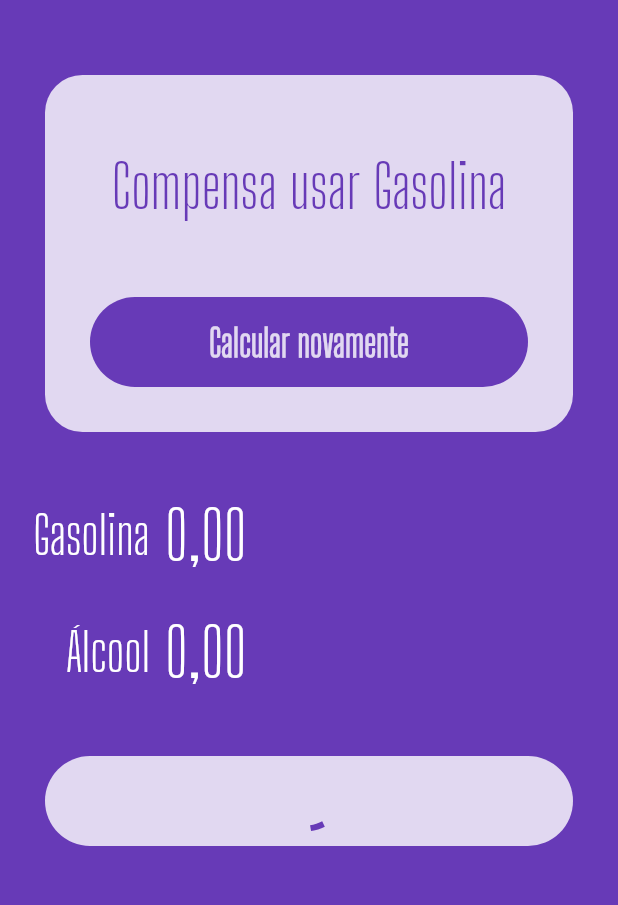
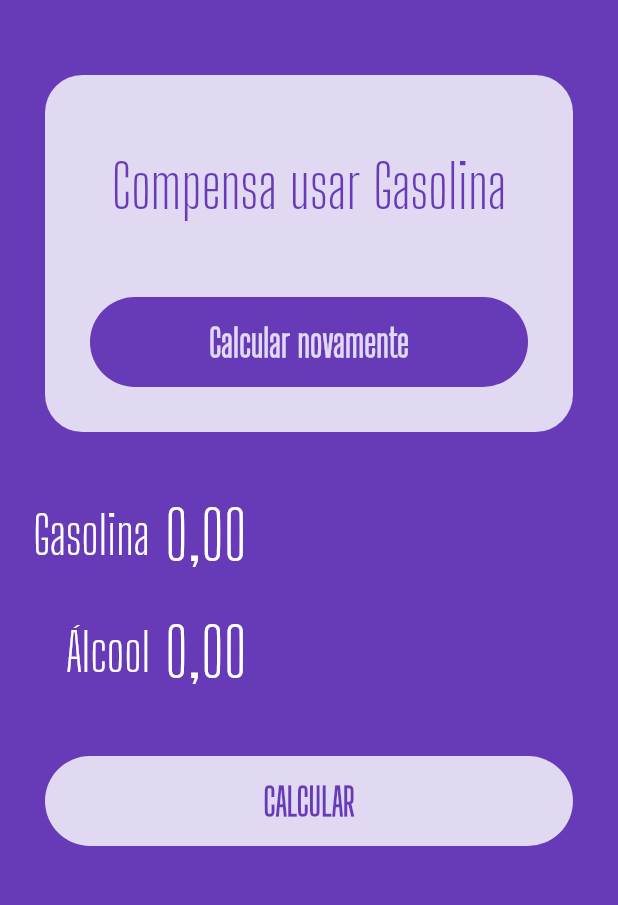
Before and after one commit to theemployee6-dev/alcool_ou_gasolina, a Flutter app: the screen it shows after launch, on a phone screen of 412 x 824 dp, the part 270-1175 px from its top. Run offline on Flutter 3.47's test engine with Material 2 defaults, Android fonts, the light colour scheme and no system bars; our stand-ins replace flutter_masked_text2.

Commit message:
Update main.dart

```diff
--- a/lib/main.dart
+++ b/lib/main.dart
@@ -68,7 +68,7 @@ class HomePage extends StatelessWidget {
             Input(label: 'Gasolina', ctrl: _gasCtrl),
             Input(label: 'Álcool', ctrl: _alcCtrl),
             LoadingButton(
-                busy: true, invert: false, text: "CALCULAR", func: () {}),
+                busy: false, invert: false, text: "CALCULAR", func: () {}),
           ],
         ),
       ),
```
